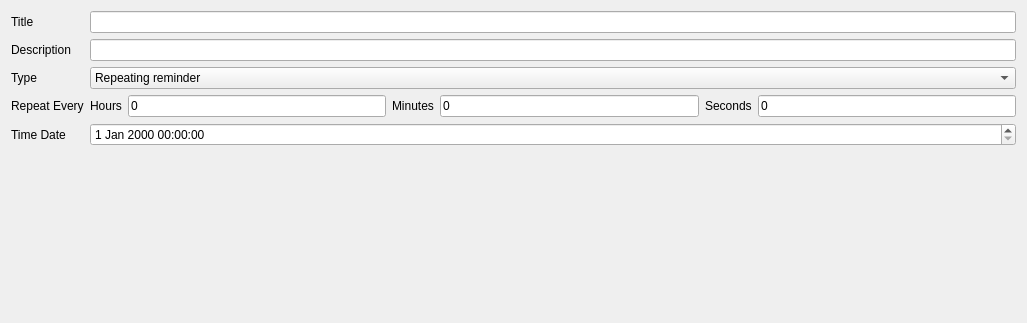
First picture: the form in pcsreminder/src/createeventdialog.ui, repository N1vn0vem8er/pineconesnake, before the edit; both pictures show x 0 to 1027 and y 0 to 323 of the 1027 by 612 pixel window.
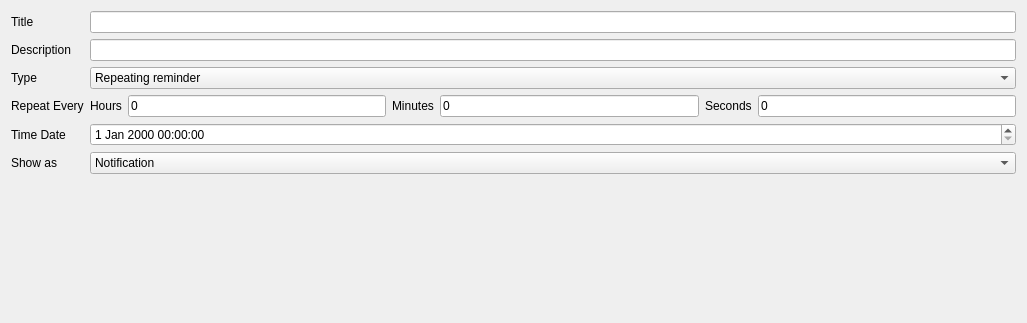
Second picture: the form after the edit.

The edit to the form file:
```diff
--- a/pcsreminder/src/createeventdialog.ui
+++ b/pcsreminder/src/createeventdialog.ui
@@ -132,6 +132,27 @@
      <item row="4" column="1">
       <widget class="QDateTimeEdit" name="dateTimeEdit"/>
      </item>
+     <item row="5" column="0">
+      <widget class="QLabel" name="label">
+       <property name="text">
+        <string>Show as</string>
+       </property>
+      </widget>
+     </item>
+     <item row="5" column="1">
+      <widget class="QComboBox" name="showAsComboBox">
+       <item>
+        <property name="text">
+         <string>Notification</string>
+        </property>
+       </item>
+       <item>
+        <property name="text">
+         <string>Full screen window</string>
+        </property>
+       </item>
+      </widget>
+     </item>
     </layout>
    </item>
    <item>
```
